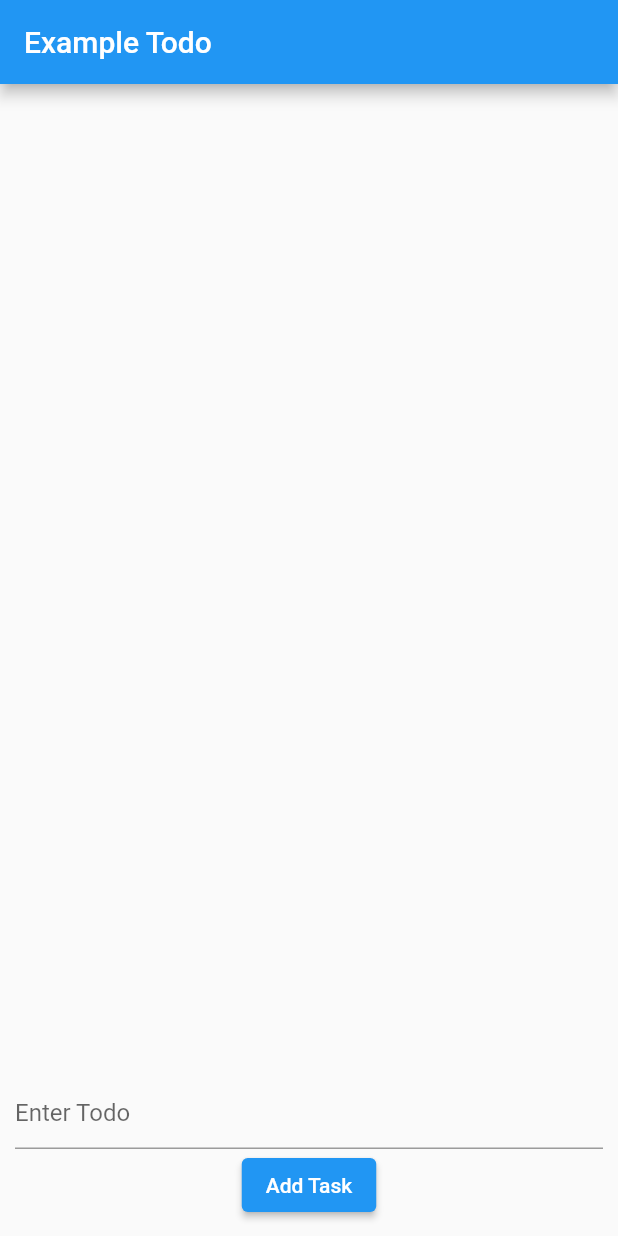
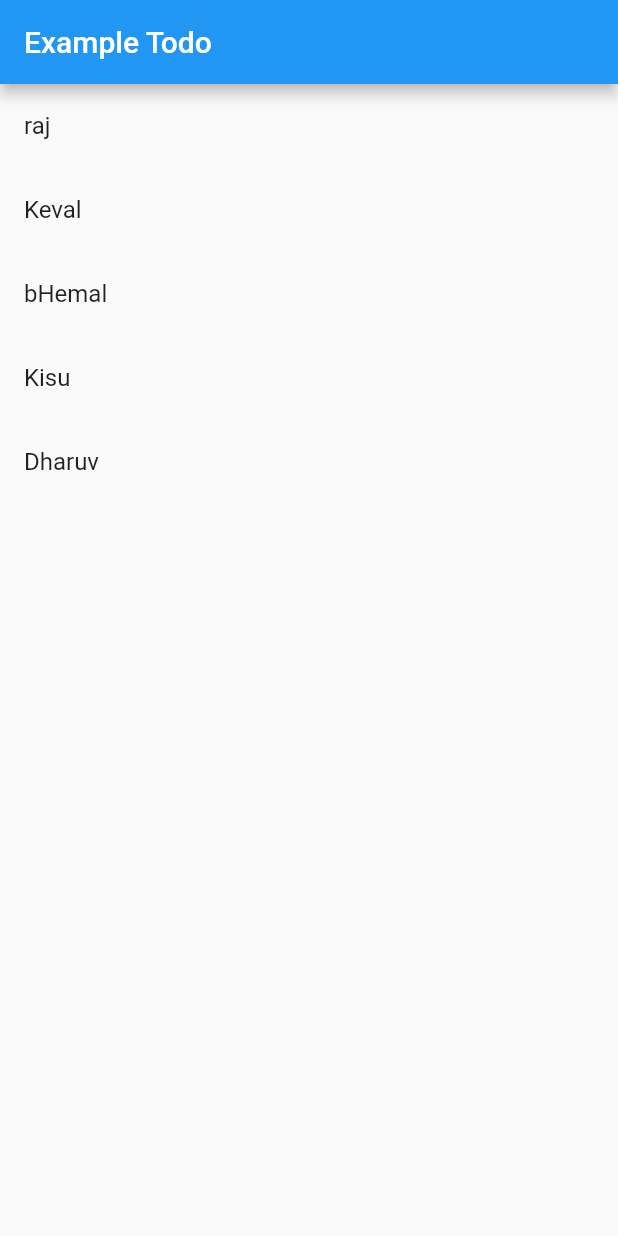
Before and after one commit to SKeval/flutter_todo_list, a Flutter app: the screen it shows after launch, on a phone screen of 412 x 824 dp. Run offline on Flutter 3.47's test engine with Material 2 defaults, Android fonts, the phone set to English and light mode, and no system bars.

Commit message:
very importent

```diff
--- a/lib/screens/home.dart
+++ b/lib/screens/home.dart
@@ -15,6 +15,8 @@ class _HomeState extends State<Home> {
   List<String> listIsDone = [];
 
   int selectedTask = -1;
+
+  List<String> listStudent = ["raj", 'Keval', 'bHemal', "Kisu", 'Dharuv'];
 
   //snack bar
 
@@ -39,6 +41,18 @@ class _HomeState extends State<Home> {
         title: const Text("Example Todo"),
       ),
       body: Column(
+        //important
+        children: listStudent
+            .map((e) => ListTile(
+                  title: Text(e),
+                ))
+            .toList(),
+      ),
+    );
+  }
+
+  Widget todoBody() {
+    return Column(
       children: [
         Expanded(
           child: ListView.separated(
@@ -172,13 +186,11 @@ class _HomeState extends State<Home> {
                       });
                     }
                   },
-                    child:
-                        Text(selectedTask != -1 ? 'Update Task' : 'Add Task'))
+                  child: Text(selectedTask != -1 ? 'Update Task' : 'Add Task'))
             ],
           ),
         )
       ],
-      ),
     );
   }
 }
```
Lines whose indentation alone changed are shown as unchanged.
